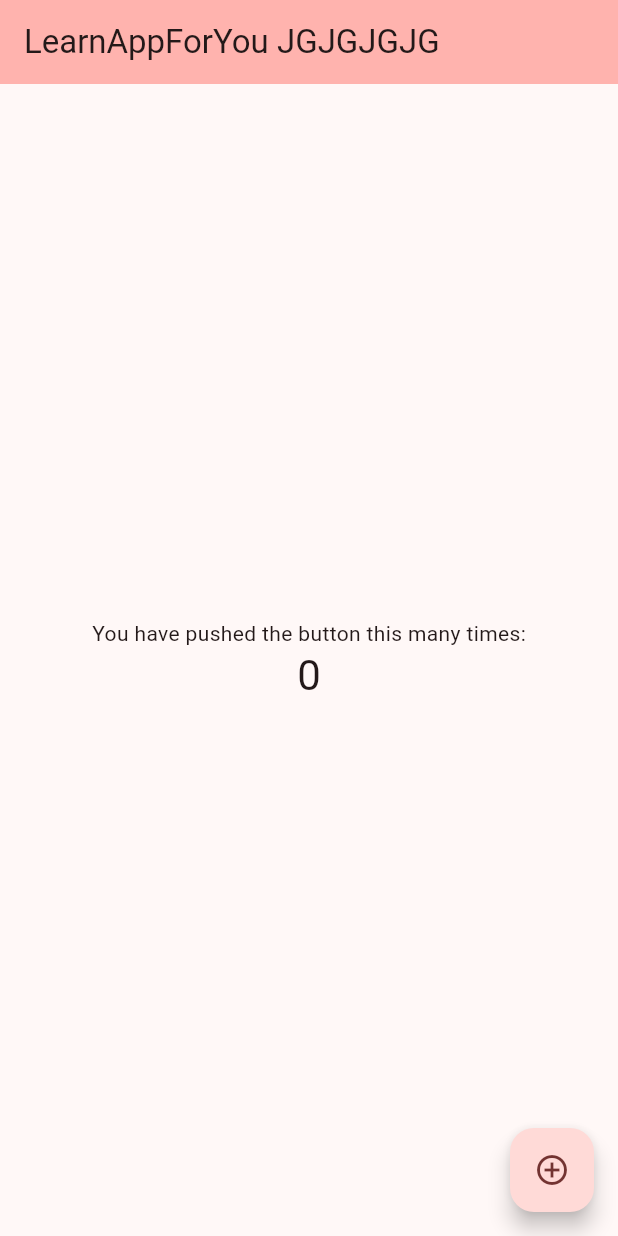
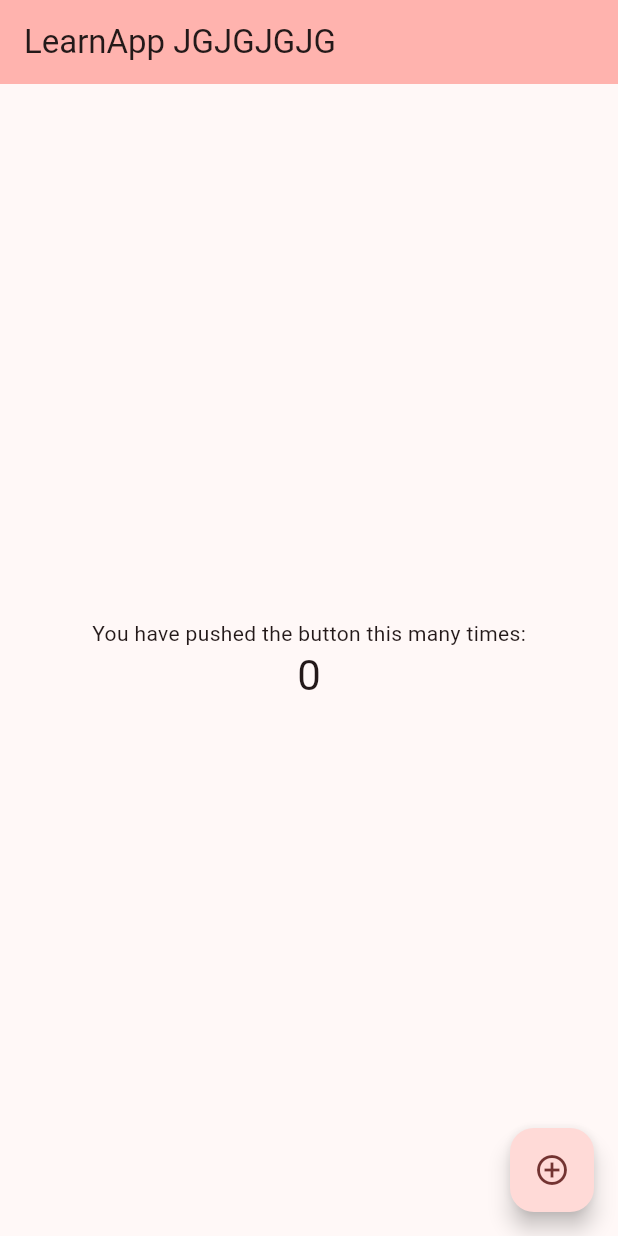
Before and after one commit to PiyanutChaiyamong/test-app, a Flutter app: the screen it shows after launch, on a phone screen of 412 x 824 dp. Run offline on Flutter 3.47's test engine with Material 3 defaults, Android fonts, the phone set to English and light mode, and no system bars.

Commit message:
ทดสอบ9

```diff
--- a/lib/main.dart
+++ b/lib/main.dart
@@ -16,7 +16,7 @@ class MyApp extends StatelessWidget {
         useMaterial3: true,
       ),
       home: const MyHomePage(
-        title: 'LearnAppForYou JGJGJGJG ',
+        title: 'LearnApp JGJGJGJG ',
       ),
     );
   }
```
